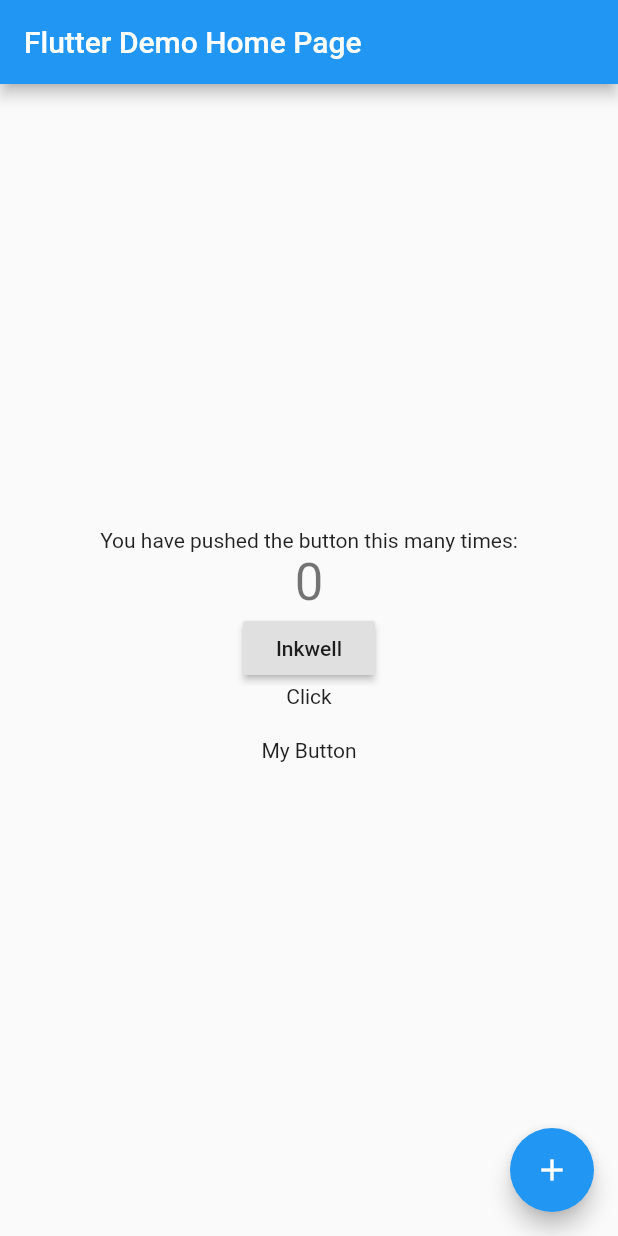
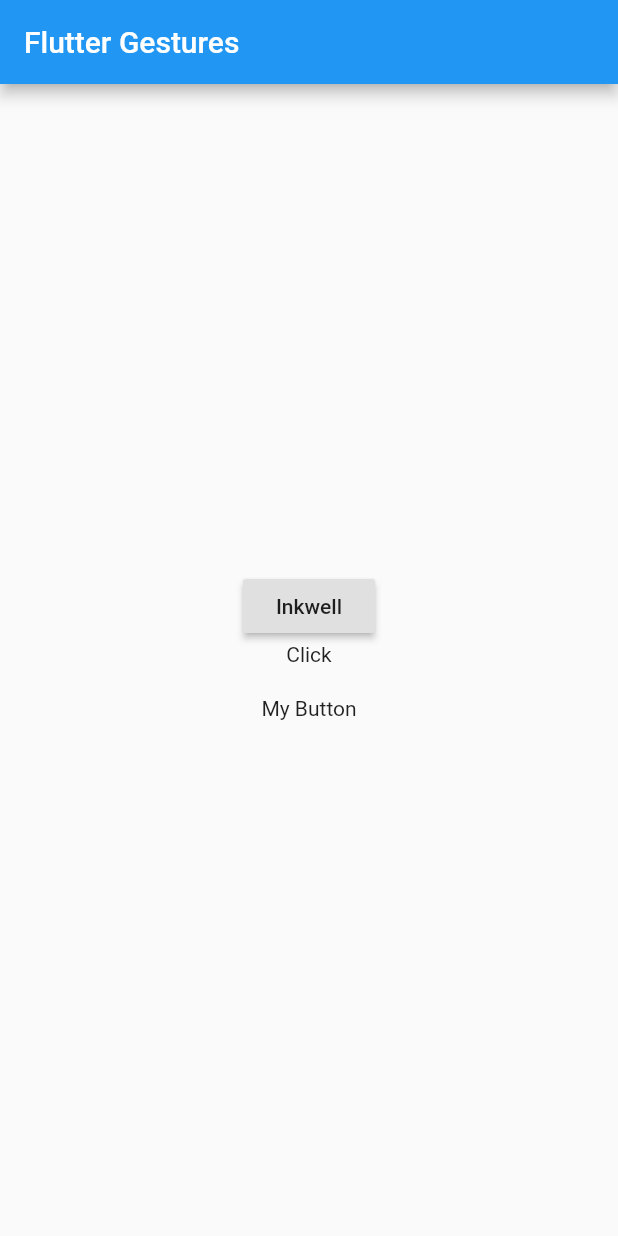
Before and after one commit to phuquy2114/Gestures_flutter, a Flutter app: the screen it shows after launch, on a phone screen of 412 x 824 dp. Run offline on Flutter 3.47's test engine with Material 2 defaults, Android fonts, the phone set to English and light mode, and no system bars.

Commit message:
init code

```diff
--- a/lib/main.dart
+++ b/lib/main.dart
@@ -9,33 +9,15 @@ class MyApp extends StatelessWidget {
     return MaterialApp(
       title: 'Flutter Demo',
       theme: ThemeData(
-        // This is the theme of your application.
-        //
-        // Try running your application with "flutter run". You'll see the
-        // application has a blue toolbar. Then, without quitting the app, try
-        // changing the primarySwatch below to Colors.green and then invoke
-        // "hot reload" (press "r" in the console where you ran "flutter run",
-        // or simply save your changes to "hot reload" in a Flutter IDE).
-        // Notice that the counter didn't reset back to zero; the application
-        // is not restarted.
         primarySwatch: Colors.blue,
       ),
-      home: Scaffold(body: MyHomePage(title: 'Flutter Demo Home Page')),
+      home: Scaffold(body: MyHomePage(title: 'Flutter Gestures ')),
     );
   }
 }
 
 class MyHomePage extends StatefulWidget {
   MyHomePage({Key key, this.title}) : super(key: key);
-
-  // This widget is the home page of your application. It is stateful, meaning
-  // that it has a State object (defined below) that contains fields that affect
-  // how it looks.
-
-  // This class is the configuration for the state. It holds the values (in this
-  // case the title) provided by the parent (in this case the App widget) and
-  // used by the build method of the State. Fields in a Widget subclass are
-  // always marked "final".
 
   final String title;
 
@@ -44,60 +26,16 @@ class MyHomePage extends StatefulWidget {
 }
 
 class _MyHomePageState extends State<MyHomePage> {
-  int _counter = 0;
-
-  void _incrementCounter() {
-    setState(() {
-      // This call to setState tells the Flutter framework that something has
-      // changed in this State, which causes it to rerun the build method below
-      // so that the display can reflect the updated values. If we changed
-      // _counter without calling setState(), then the build method would not be
-      // called again, and so nothing would appear to happen.
-      _counter++;
-    });
-  }
-
   @override
   Widget build(BuildContext context) {
-    // This method is rerun every time setState is called, for instance as done
-    // by the _incrementCounter method above.
-    //
-    // The Flutter framework has been optimized to make rerunning build methods
-    // fast, so that you can just rebuild anything that needs updating rather
-    // than having to individually change instances of widgets.
     return Scaffold(
       appBar: AppBar(
-        // Here we take the value from the MyHomePage object that was created by
-        // the App.build method, and use it to set our appbar title.
         title: Text(widget.title),
       ),
       body: Center(
-        // Center is a layout widget. It takes a single child and positions it
-        // in the middle of the parent.
         child: Column(
-          // Column is also a layout widget. It takes a list of children and
-          // arranges them vertically. By default, it sizes itself to fit its
-          // children horizontally, and tries to be as tall as its parent.
-          //
-          // Invoke "debug painting" (press "p" in the console, choose the
-          // "Toggle Debug Paint" action from the Flutter Inspector in Android
-          // Studio, or the "Toggle Debug Paint" command in Visual Studio Code)
-          // to see the wireframe for each widget.
-          //
-          // Column has various properties to control how it sizes itself and
-          // how it positions its children. Here we use mainAxisAlignment to
-          // center the children vertically; the main axis here is the vertical
-          // axis because Columns are vertical (the cross axis would be
-          // horizontal).
           mainAxisAlignment: MainAxisAlignment.center,
           children: <Widget>[
-            Text(
-              'You have pushed the button this many times:',
-            ),
-            Text(
-              '$_counter',
-              style: Theme.of(context).textTheme.display1,
-            ),
             RaisedButton(
               child: Text("Inkwell"),
               onPressed: () {},
@@ -124,11 +62,6 @@ class _MyHomePageState extends State<MyHomePage> {
           ],
         ),
       ),
-      floatingActionButton: FloatingActionButton(
-        onPressed: _incrementCounter,
-        tooltip: 'Increment',
-        child: Icon(Icons.add),
-      ), // This trailing comma makes auto-formatting nicer for build methods.
     );
   }
 }
```
